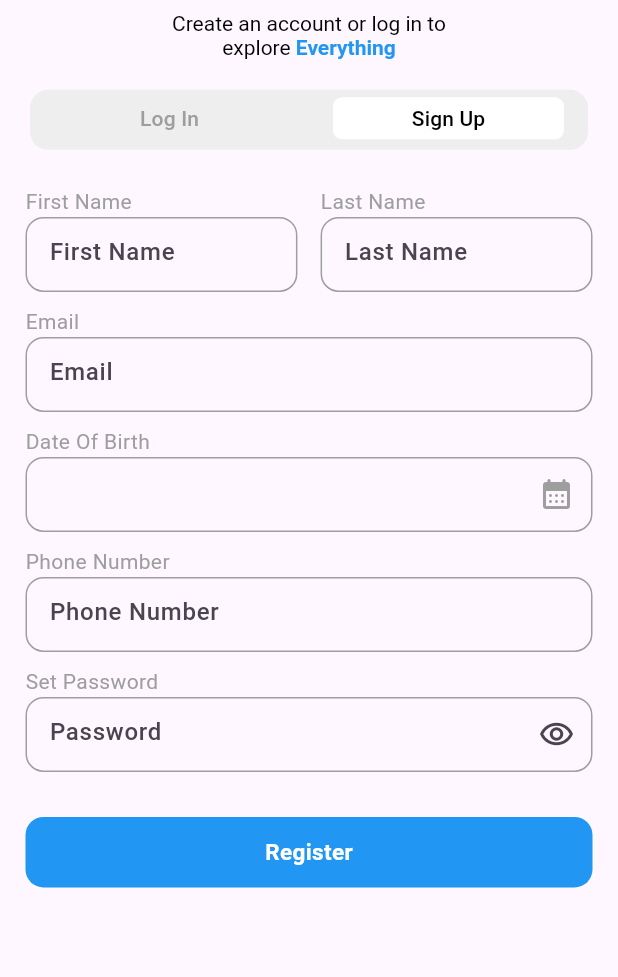
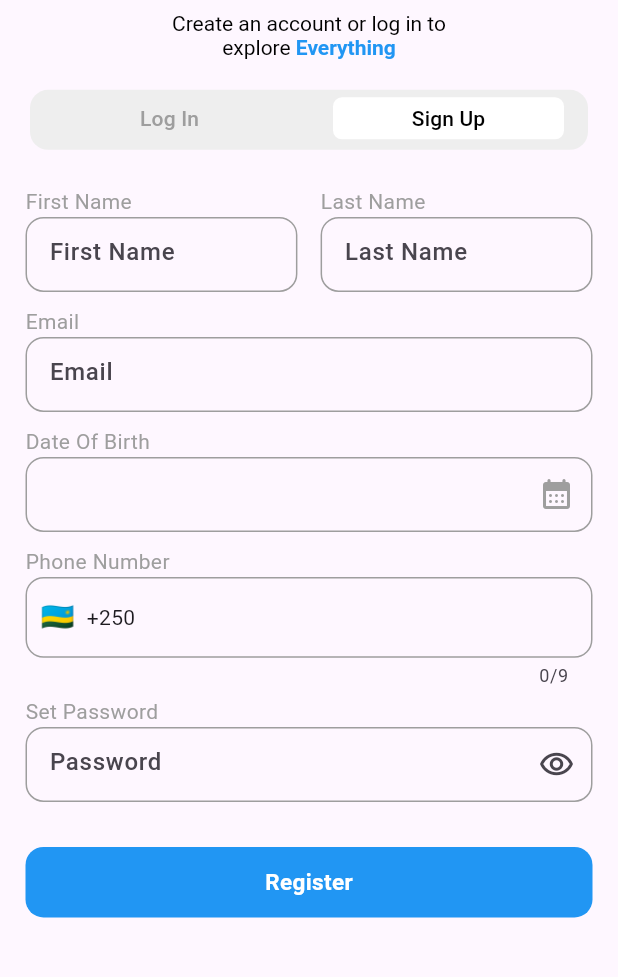
Before and after one commit to ad-ng/nearme_fn, a Flutter app: the screen it shows after launch, tab 2 chosen, on a phone screen of 412 x 824 dp, the part 128-1105 px from its top. Run offline on Flutter 3.47's test engine with Material 3 defaults, Android fonts, the light colour scheme and no system bars; drawn by our look-alikes of intl_phone_field; our stand-ins replace go_router.

Commit message:
fixing phone field

```diff
--- /dev/null
+++ b/lib/features/auth/presentation/components/phoneField.dart
@@ -0,0 +1,40 @@
+import 'package:flutter/material.dart';
+import 'package:intl_phone_field/intl_phone_field.dart';
+
+class PhoneField extends StatefulWidget {
+  const PhoneField({super.key});
+
+  @override
+  State<PhoneField> createState() => _PhoneFieldState();
+}
+
+class _PhoneFieldState extends State<PhoneField> {
+  @override
+  Widget build(BuildContext context) {
+    return Container(
+      height: 70,
+      child: IntlPhoneField(
+        keyboardType: TextInputType.phone,
+        dropdownIconPosition: IconPosition.trailing,
+        style: TextStyle(fontWeight: FontWeight.w500),
+        flagsButtonMargin: EdgeInsets.only(left: 6),
+        decoration: InputDecoration(
+          border: OutlineInputBorder(
+            borderSide: BorderSide(color: Colors.grey),
+            borderRadius: BorderRadius.circular(12),
+          ),
+          enabledBorder: OutlineInputBorder(
+            borderSide: BorderSide(color: Colors.grey),
+            borderRadius: BorderRadius.circular(12),
+          ),
+          focusedBorder: OutlineInputBorder(
+            borderSide: BorderSide(color: Colors.grey),
+            borderRadius: BorderRadius.circular(12),
+          ),
+        ),
+        initialCountryCode: 'RW',
+        showDropdownIcon: false,
+      ),
+    );
+  }
+}
--- a/lib/features/auth/presentation/components/registerTab.dart
+++ b/lib/features/auth/presentation/components/registerTab.dart
@@ -2,6 +2,7 @@ import 'package:flutter/material.dart';
 import 'package:nearme_fn/features/auth/presentation/components/mycutomdatePicker.dart';
 import 'package:nearme_fn/features/auth/presentation/components/mybutton.dart';
 import 'package:nearme_fn/features/auth/presentation/components/mytextfield.dart';
+import 'package:nearme_fn/features/auth/presentation/components/phoneField.dart';
 
 class RegisterTab extends StatefulWidget {
   const RegisterTab({super.key});
@@ -55,7 +56,7 @@ class _RegisterTabState extends State<RegisterTab> {
           MyCustomDatePicker(dobController: TextEditingController()),
           SizedBox(height: 10),
           Text('Phone Number', style: TextStyle(color: Colors.grey)),
-          MyTextField(hint: 'Phone Number', isPassword: false),
+          PhoneField(),
           SizedBox(height: 10),
           Text('Set Password', style: TextStyle(color: Colors.grey)),
           MyTextField(hint: 'Password', isPassword: true),
--- a/pubspec.yaml
+++ b/pubspec.yaml
@@ -35,6 +35,7 @@ dependencies:
   # Use with the CupertinoIcons class for iOS style icons.
   cupertino_icons: ^1.0.8
   go_router: ^15.2.3
+  intl_phone_field: ^3.2.0
 
 dev_dependencies:
   flutter_test:
```
Also changed, not shown: pubspec.lock.
